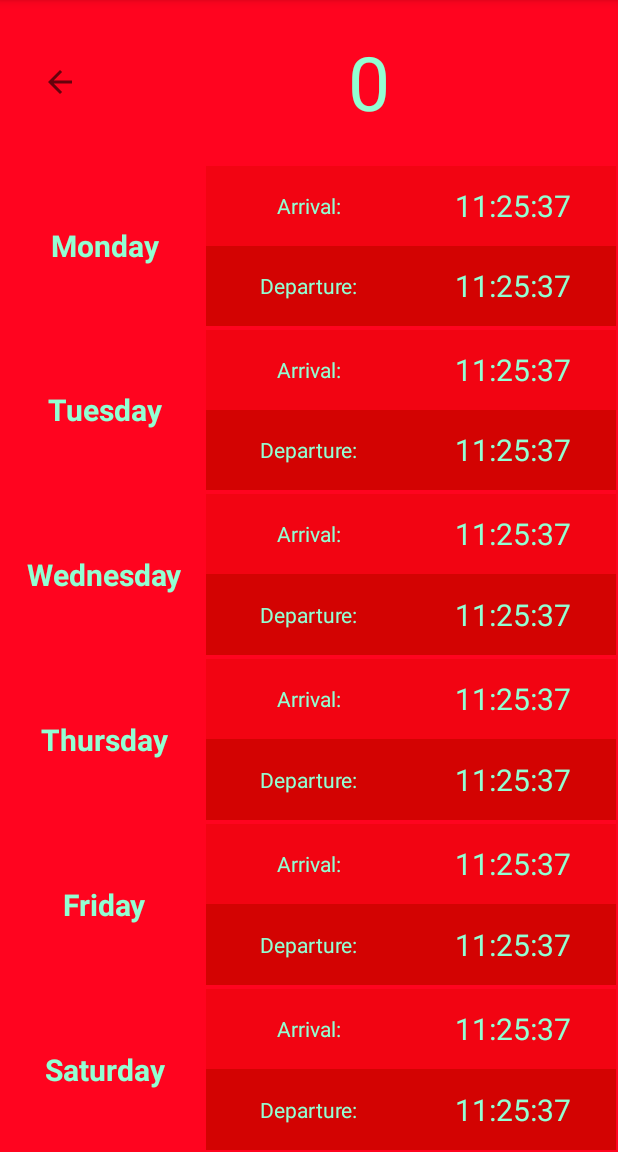
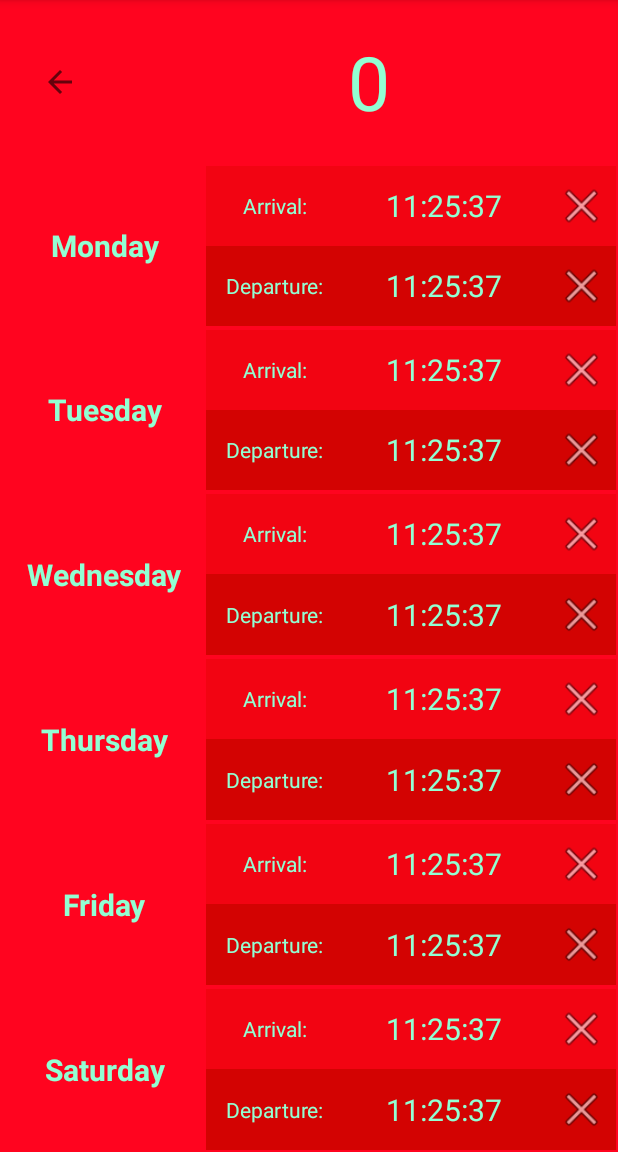
Before and after one commit to ramruizni/JobTimer, an Android app: the DetailFragment screen opened through its navigation route, on a phone screen of 412 x 824 dp, the part 84-1236 px from its top. Run offline under Robolectric (Android 15) with nearby library versions, the phone set to English and light mode, and no system bars; 6 statements that could not run were skipped.

```diff
--- a/app/src/main/java/com/valid/jobtimer/utils/CalendarUtils.kt
+++ b/app/src/main/java/com/valid/jobtimer/utils/CalendarUtils.kt
@@ -26,14 +26,14 @@ class CalendarUtils(var application: Application) {
         }
     }
 
-    fun saveTimeMillis(type: String, day: String, time: Long) {
+    fun saveTimeMillis(type: String, day: String, time: String) {
         val editor = application.getSharedPreferences(PREFS_FILENAME, 0).edit()
-        editor.putLong("$type - $day", time)
+        editor.putLong("$type - $day", SimpleDateFormat("HH:mm:ss", Locale.US).parse(time).time)
         editor.apply()
     }
 
     fun saveTimeMillis(type: String) {
-        saveTimeMillis(type, getCurrentDayString(), Date().time)
+        saveTimeMillis(type, getCurrentDayString(), SimpleDateFormat("HH:mm:ss", Locale.US).format(Date().time))
     }
 
     fun getTimeMillis(type: String, day: String): Long {
--- a/app/src/main/res/layout/detail_list_item.xml
+++ b/app/src/main/res/layout/detail_list_item.xml
@@ -28,11 +28,15 @@ android:background="@color/colorBackground">
                       android:text="Arrival:"
                       android:textColor="@color/colorText"/>
             <TextView android:id="@+id/tvArrival"
-                      android:layout_width="0dp" android:layout_height="match_parent" android:layout_weight="1"
+                      android:layout_width="0dp" android:layout_height="match_parent" android:layout_weight="1.5"
                       android:gravity="center"
                       android:textSize="20dp"
                       android:text="11:25:37"
                       android:textColor="@color/colorText"/>
+            <ImageView android:layout_width="0dp" android:layout_height="match_parent"
+                       android:layout_weight="0.5"
+                       android:padding="5dp"
+                       android:src="@android:drawable/ic_menu_close_clear_cancel"/>
         </LinearLayout>
         <LinearLayout android:layout_width="match_parent" android:layout_height="0dp"
                       android:layout_weight="1"
@@ -43,11 +47,15 @@ android:background="@color/colorBackground">
                       android:text="Departure:"
                       android:textColor="@color/colorText"/>
             <TextView android:id="@+id/tvDeparture"
-                      android:layout_width="0dp" android:layout_height="match_parent" android:layout_weight="1"
+                      android:layout_width="0dp" android:layout_height="match_parent" android:layout_weight="1.5"
                       android:gravity="center"
                       android:textSize="20dp"
                       android:text="11:25:37"
                       android:textColor="@color/colorText"/>
+            <ImageView android:layout_width="0dp" android:layout_height="match_parent"
+                       android:layout_weight="0.5"
+                       android:padding="5dp"
+                       android:src="@android:drawable/ic_menu_close_clear_cancel"/>
         </LinearLayout>
 
     </LinearLayout>
```
Also changed, not shown: app/src/main/java/com/valid/jobtimer/viewmodels/TimesViewModel.kt (+1 -6 lines). Lines whose indentation alone changed are shown as unchanged.
